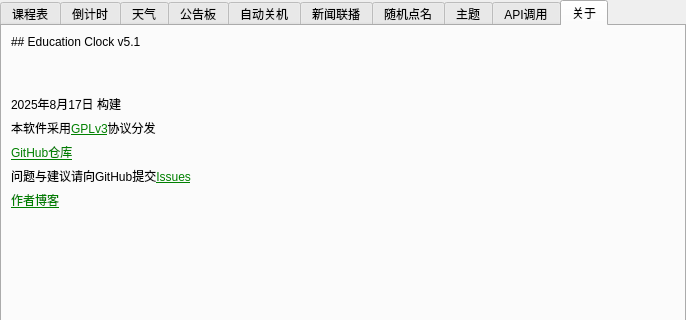
Qt form ui/setting.ui (Return-Log/Education-Clock) before a commit; both pictures show x 0 to 686 and y 0 to 320 of the 686 by 630 pixel window.
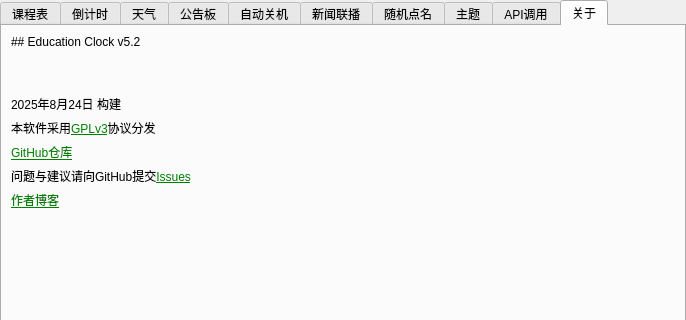
The same form after that commit. Icons and pictures are not drawn.

```diff
--- a/ui/setting.ui
+++ b/ui/setting.ui
@@ -758,7 +758,7 @@
        <item row="0" column="1" colspan="3">
         <widget class="QLabel" name="label_32">
          <property name="text">
-          <string>## Education Clock v5.1</string>
+          <string>## Education Clock v5.2</string>
          </property>
          <property name="textFormat">
           <enum>Qt::MarkdownText</enum>
@@ -856,7 +856,7 @@
        <item row="2" column="1" colspan="3">
         <widget class="QLabel" name="label_33">
          <property name="text">
-          <string>2025年8月17日 构建</string>
+          <string>2025年8月24日 构建</string>
          </property>
         </widget>
        </item>
```
